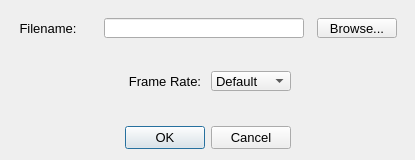
Qt form DelaunayDream/gui/dialog.ui (chensation/Delaunay-Dream) before a commit.
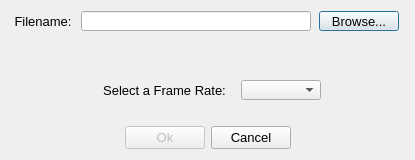
The same form after that commit.

The edit to the form file:
```diff
--- a/DelaunayDream/gui/dialog.ui
+++ b/DelaunayDream/gui/dialog.ui
@@ -11,7 +11,7 @@
    </rect>
   </property>
   <property name="windowTitle">
-   <string>Dialog</string>
+   <string>Select a File</string>
   </property>
   <layout class="QGridLayout" name="gridLayout">
    <item row="0" column="0">
@@ -52,22 +52,6 @@
                </property>
               </widget>
              </item>
-             <item>
-              <spacer name="horizontalSpacer">
-               <property name="orientation">
-                <enum>Qt::Horizontal</enum>
-               </property>
-               <property name="sizeType">
-                <enum>QSizePolicy::Fixed</enum>
-               </property>
-               <property name="sizeHint" stdset="0">
-                <size>
-                 <width>13</width>
-                 <height>20</height>
-                </size>
-               </property>
-              </spacer>
-             </item>
              <item>
               <widget class="QLineEdit" name="file_lineEdit">
                <property name="minimumSize">
@@ -78,7 +62,7 @@
                </property>
                <property name="maximumSize">
                 <size>
-                 <width>200</width>
+                 <width>230</width>
                  <height>20</height>
                 </size>
                </property>
@@ -112,20 +96,23 @@
             </layout>
            </item>
            <item>
-            <spacer name="horizontalSpacer_6">
-             <property name="orientation">
-              <enum>Qt::Horizontal</enum>
+            <widget class="QLabel" name="warning_msg">
+             <property name="font">
+              <font>
+               <family>Arial</family>
+               <pointsize>10</pointsize>
+               <italic>true</italic>
+              </font>
              </property>
-             <property name="sizeType">
-              <enum>QSizePolicy::Expanding</enum>
+             <property name="text">
+              <string/>
              </property>
-             <property name="sizeHint" stdset="0">
-              <size>
-               <width>40</width>
-               <height>20</height>
-              </size>
+             <property name="alignment">
+              <set>Qt::AlignHCenter|Qt::AlignTop</set>
              </property>
-            </spacer>
+            </widget>
+           </item>
+          </layout>
            </item>
            <item>
             <layout class="QHBoxLayout" name="horizontalLayout_2">
@@ -146,7 +133,7 @@
               <widget class="QLabel" name="label_2">
                <property name="minimumSize">
                 <size>
-                 <width>80</width>
+               <width>141</width>
                  <height>20</height>
                 </size>
                </property>
@@ -163,7 +150,7 @@
                 </font>
                </property>
                <property name="text">
-                <string>Frame Rate:</string>
+              <string>Select a Frame Rate:</string>
                </property>
                <property name="alignment">
                 <set>Qt::AlignCenter</set>
@@ -190,31 +177,12 @@
                  <pointsize>10</pointsize>
                 </font>
                </property>
-               <item>
-                <property name="text">
-                 <string>Default</string>
-                </property>
-               </item>
-               <item>
-                <property name="text">
-                 <string>24</string>
-                </property>
-               </item>
-               <item>
-                <property name="text">
-                 <string>1</string>
-                </property>
-               </item>
-               <item>
-                <property name="text">
-                 <string>2</string>
-                </property>
-               </item>
-               <item>
-                <property name="text">
-                 <string>3</string>
-                </property>
-               </item>
+             <property name="currentText">
+              <string/>
+             </property>
+             <property name="frame">
+              <bool>true</bool>
+             </property>
               </widget>
              </item>
              <item>
@@ -232,8 +200,6 @@
              </item>
             </layout>
            </item>
-          </layout>
-         </item>
          <item>
           <spacer name="horizontalSpacer_7">
            <property name="orientation">
@@ -266,15 +232,31 @@
             </spacer>
            </item>
            <item>
-            <widget class="QDialogButtonBox" name="confirm_cancel_button">
+            <widget class="QPushButton" name="ok_button">
+             <property name="enabled">
+              <bool>false</bool>
+             </property>
              <property name="font">
               <font>
                <family>Arial</family>
                <pointsize>10</pointsize>
               </font>
              </property>
-             <property name="standardButtons">
-              <set>QDialogButtonBox::Cancel|QDialogButtonBox::Ok</set>
+             <property name="text">
+              <string>Ok</string>
+             </property>
+            </widget>
+           </item>
+           <item>
+            <widget class="QPushButton" name="cancel_button">
+             <property name="font">
+              <font>
+               <family>Arial</family>
+               <pointsize>10</pointsize>
+              </font>
+             </property>
+             <property name="text">
+              <string>Cancel</string>
              </property>
             </widget>
            </item>
```
Lines whose indentation alone changed are shown as unchanged.
